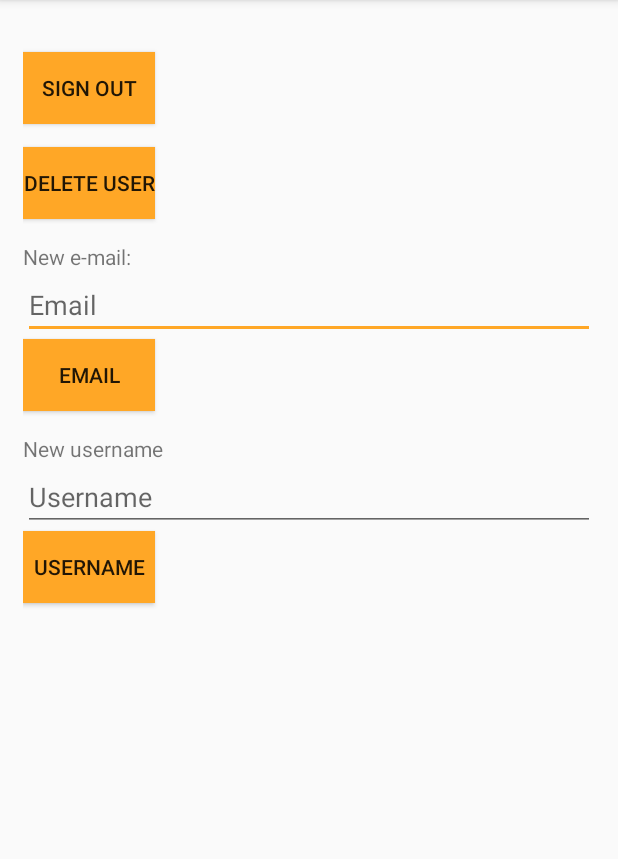
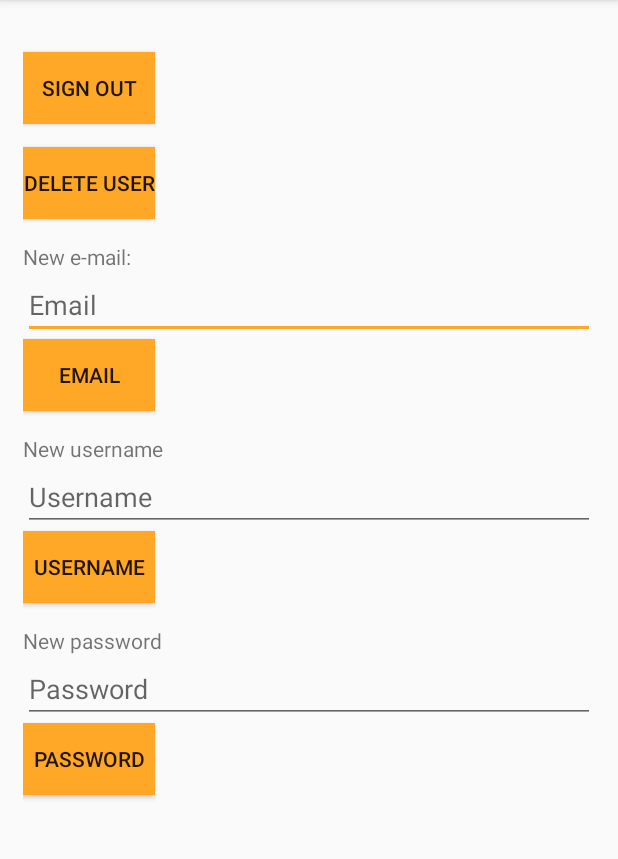
Before and after one commit to Plasius/DailyMotivation, an Android app: the UserSettingsActivity screen opened directly, with no data from a screen before it, on a phone screen of 412 x 824 dp, the part 84-943 px from its top. Run offline under Robolectric (Android 15) with nearby library versions, the phone set to English and light mode, and no system bars; our stand-ins replace Firebase (no records; nobody signed in at launch, a user with empty details on screens opened directly).

Commit message:
user
update password
set display 4 sign up

```diff
--- a/Android/app/src/main/res/layout/activity_user_settings.xml
+++ b/Android/app/src/main/res/layout/activity_user_settings.xml
@@ -81,4 +81,26 @@
         android:onClick="trigUpdateUser"
         />
 
+    <TextView
+        android:layout_width="match_parent"
+        android:layout_height="wrap_content"
+        android:text="New password"
+        />
+
+    <EditText
+        android:id="@+id/nPass"
+        android:layout_width="match_parent"
+        android:layout_height="wrap_content"
+        android:inputType="textPassword"
+        android:hint="@string/prompt_password"
+        />
+
+    <Button
+        android:layout_height="wrap_content"
+        android:layout_width="wrap_content"
+        android:text="@string/prompt_password"
+        android:layout_marginBottom="15dp"
+        android:background="@color/orange_light"
+        android:onClick="trigUpdatePass"
+        />
 </LinearLayout>
--- a/Android/app/src/main/res/values/strings.xml
+++ b/Android/app/src/main/res/values/strings.xml
@@ -20,5 +20,6 @@
     <string name="username">Username</string>
     <string name="save">Save</string>
     <string name="c_username">Changed username to: </string>
+    <string name="success">Success!</string>
 
 </resources>
```
Also changed, not shown: Android/app/src/main/java/com/plasius/dailymotivationalquotes/activities/LoginActivity.kt (+20 -6 lines), Android/app/src/main/java/com/plasius/dailymotivationalquotes/activities/UserSettingsActivity.kt (+32 -1 lines).
